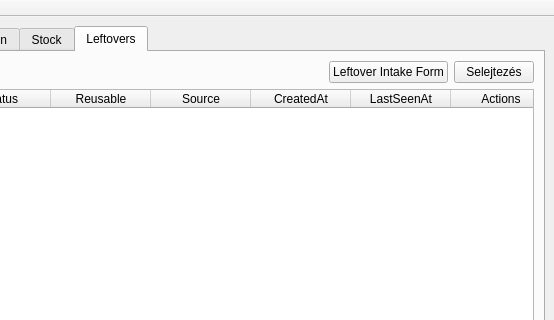
Before: the Qt Designer form view/MainWindow.ui in horvathzoltan/cutplannerpro, drawn with Qt 5; both pictures show x 470 to 1024 and y 0 to 320 of the 1024 by 666 pixel window.
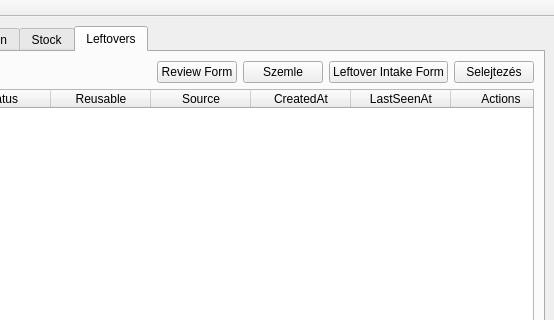
After: the same form once the commit is applied. The open tabs and pages were chosen to show the change.

Commit message: leftover review

Patch:
```diff
--- a/view/MainWindow.ui
+++ b/view/MainWindow.ui
@@ -782,6 +782,20 @@
               </property>
              </spacer>
             </item>
+            <item>
+             <widget class="QPushButton" name="btn_ReviewForm">
+              <property name="text">
+               <string>Review Form</string>
+              </property>
+             </widget>
+            </item>
+            <item>
+             <widget class="QPushButton" name="btn_Review">
+              <property name="text">
+               <string>Szemle</string>
+              </property>
+             </widget>
+            </item>
             <item>
              <widget class="QPushButton" name="btn_ExportLeftoverForm">
               <property name="text">
```
Left out of the diff: 4 changed lines with no effect on the pictures. The commit also changes 18 other files.
